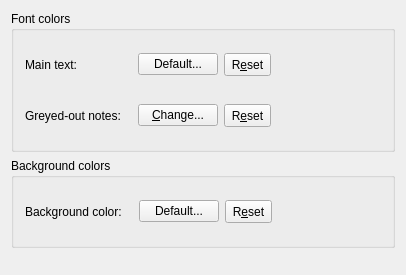
First picture: the form in src/frontends/qt4/ui/ColorUi.ui, repository cburschka/lyx, before the edit.
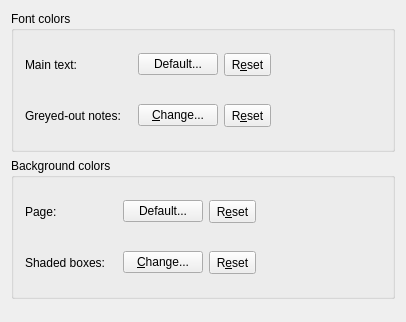
Second picture: the form after the edit.

Commit message:
fileformat change: support to specify the background color of shaded boxes
- new buffer parameter \boxbgcolor

(I'm still working on the remaining issue #6626 as this affect not only this feature.)

Patch:
```diff
--- a/src/frontends/qt4/ui/ColorUi.ui
+++ b/src/frontends/qt4/ui/ColorUi.ui
@@ -6,7 +6,7 @@
     <x>0</x>
     <y>0</y>
     <width>406</width>
-    <height>275</height>
+    <height>322</height>
    </rect>
   </property>
   <property name="contextMenuPolicy">
@@ -18,13 +18,7 @@
   <property name="toolTip">
    <string/>
   </property>
-  <layout class="QGridLayout">
-   <property name="margin">
-    <number>11</number>
-   </property>
-   <property name="spacing">
-    <number>6</number>
-   </property>
+  <layout class="QGridLayout" name="gridLayout_2">
    <item row="0" column="0">
     <widget class="QGroupBox" name="fontcolorGB">
      <property name="title">
@@ -193,17 +187,11 @@
      <property name="flat">
       <bool>true</bool>
      </property>
-     <layout class="QGridLayout">
-      <property name="margin">
-       <number>11</number>
-      </property>
-      <property name="spacing">
-       <number>6</number>
-      </property>
+     <layout class="QGridLayout" name="gridLayout">
       <item row="0" column="0">
        <widget class="QLabel" name="backgroundColorLA">
         <property name="text">
-         <string>Background color:</string>
+         <string>Page:</string>
         </property>
         <property name="buddy">
          <cstring>backgroundPB</cstring>
@@ -271,6 +259,77 @@
         </item>
        </layout>
       </item>
+      <item row="1" column="0">
+       <widget class="QLabel" name="boxBackgroundColorLA">
+        <property name="text">
+         <string>Shaded boxes:</string>
+        </property>
+        <property name="buddy">
+         <cstring>backgroundPB</cstring>
+        </property>
+       </widget>
+      </item>
+      <item row="1" column="1">
+       <layout class="QHBoxLayout" name="_2">
+        <property name="spacing">
+         <number>6</number>
+        </property>
+        <property name="margin">
+         <number>11</number>
+        </property>
+        <item>
+         <widget class="QPushButton" name="boxBackgroundPB">
+          <property name="maximumSize">
+           <size>
+            <width>16777215</width>
+            <height>16777215</height>
+           </size>
+          </property>
+          <property name="toolTip">
+           <string>Click to change the color</string>
+          </property>
+          <property name="text">
+           <string>&amp;Change...</string>
+          </property>
+         </widget>
+        </item>
+        <item>
+         <widget class="QToolButton" name="delBoxBackgroundTB">
+          <property name="minimumSize">
+           <size>
+            <width>23</width>
+            <height>23</height>
+           </size>
+          </property>
+          <property name="toolTip">
+           <string>Revert the color to the default</string>
+          </property>
+          <property name="text">
+           <string>R&amp;eset</string>
+          </property>
+          <property name="toolButtonStyle">
+           <enum>Qt::ToolButtonTextOnly</enum>
+          </property>
+          <property name="arrowType">
+           <enum>Qt::LeftArrow</enum>
+          </property>
+         </widget>
+        </item>
+        <item>
+         <spacer>
+          <property name="orientation">
+           <enum>Qt::Horizontal</enum>
+          </property>
+          <property name="sizeHint" stdset="0">
+           <size>
+            <width>40</width>
+            <height>20</height>
+           </size>
+          </property>
+         </spacer>
+        </item>
+       </layout>
+      </item>
      </layout>
     </widget>
    </item>
```
The commit also changes 9 other files.
